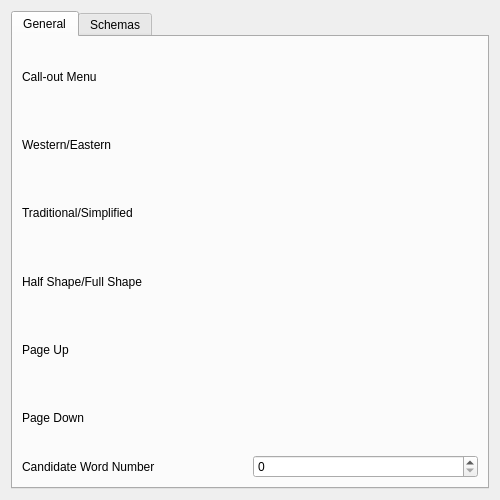
smglaksn/fcitx-rime-config, file src/ConfigMain.ui: the form before one commit.
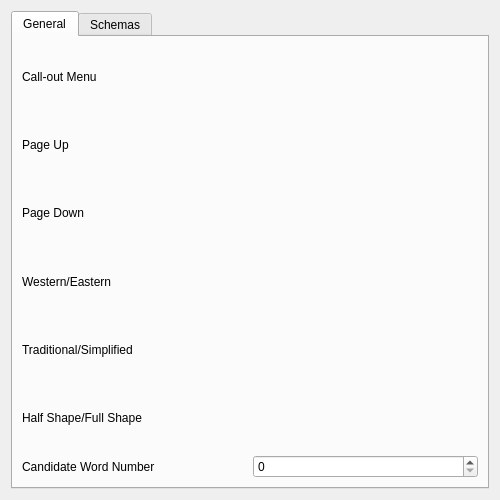
The form after the commit. Icons and pictures are not drawn. Custom widgets are drawn as their Qt base class.

Commit message: Added new widgets for pgup and pgdown.

What changed in the file:
```diff
--- a/src/ConfigMain.ui
+++ b/src/ConfigMain.ui
@@ -47,6 +47,46 @@
 		</layout>
 	      </item>
 
+        	      <item>
+		<layout class="QHBoxLayout" name="horizontalLayout_pageup">
+		  <item>
+		    <widget class="QLabel" name="label_pageup">
+		      <property name="text"><string>Page Up</string></property>
+		    </widget>
+		  </item>
+		  <item>
+		    <widget class="FcitxQtKeySequenceWidget" name="hotkey_pageup">
+		      <property name="multiKeyShortcutsAllowed"><bool>false</bool></property>
+		    </widget>
+		  </item>
+      <item>
+		    <widget class="FcitxQtKeySequenceWidget" name="hotkey_pageup_2">
+		      <property name="multiKeyShortcutsAllowed"><bool>false</bool></property>
+		    </widget>
+		  </item>
+		</layout>
+	      </item>
+
+	      <item>
+		<layout class="QHBoxLayout" name="horizontalLayout_pagedown">
+		  <item>
+		    <widget class="QLabel" name="label_pagedown">
+		      <property name="text"><string>Page Down</string></property>
+		    </widget>
+		  </item>
+		  <item>
+		    <widget class="FcitxQtKeySequenceWidget" name="hotkey_pagedown">
+		      <property name="multiKeyShortcutsAllowed"><bool>false</bool></property>
+		    </widget>
+		  </item>
+      <item>
+		    <widget class="FcitxQtKeySequenceWidget" name="hotkey_pagedown_2">
+		      <property name="multiKeyShortcutsAllowed"><bool>false</bool></property>
+		    </widget>
+		  </item>
+		</layout>
+    </item>
+        
 	      
 	      <item>
 		<layout class="QHBoxLayout" name="horizontalLayout_ascii">
@@ -93,35 +133,7 @@
 		</layout>
 	      </item>
 
-	      <item>
-		<layout class="QHBoxLayout" name="horizontalLayout_pageup">
-		  <item>
-		    <widget class="QLabel" name="label_pageup">
-		      <property name="text"><string>Page Up</string></property>
-		    </widget>
-		  </item>
-		  <item>
-		    <widget class="FcitxQtKeySequenceWidget" name="hotkey_pageup">
-		      <property name="multiKeyShortcutsAllowed"><bool>false</bool></property>
-		    </widget>
-		  </item>
-		</layout>
-	      </item>
 
-	      <item>
-		<layout class="QHBoxLayout" name="horizontalLayout_pagedown">
-		  <item>
-		    <widget class="QLabel" name="label_pagedown">
-		      <property name="text"><string>Page Down</string></property>
-		    </widget>
-		  </item>
-		  <item>
-		    <widget class="FcitxQtKeySequenceWidget" name="hotkey_pagedown">
-		      <property name="multiKeyShortcutsAllowed"><bool>false</bool></property>
-		    </widget>
-		  </item>
-		</layout>
-	      </item>
 
 
 		
```
The commit also changes 1 other file.
